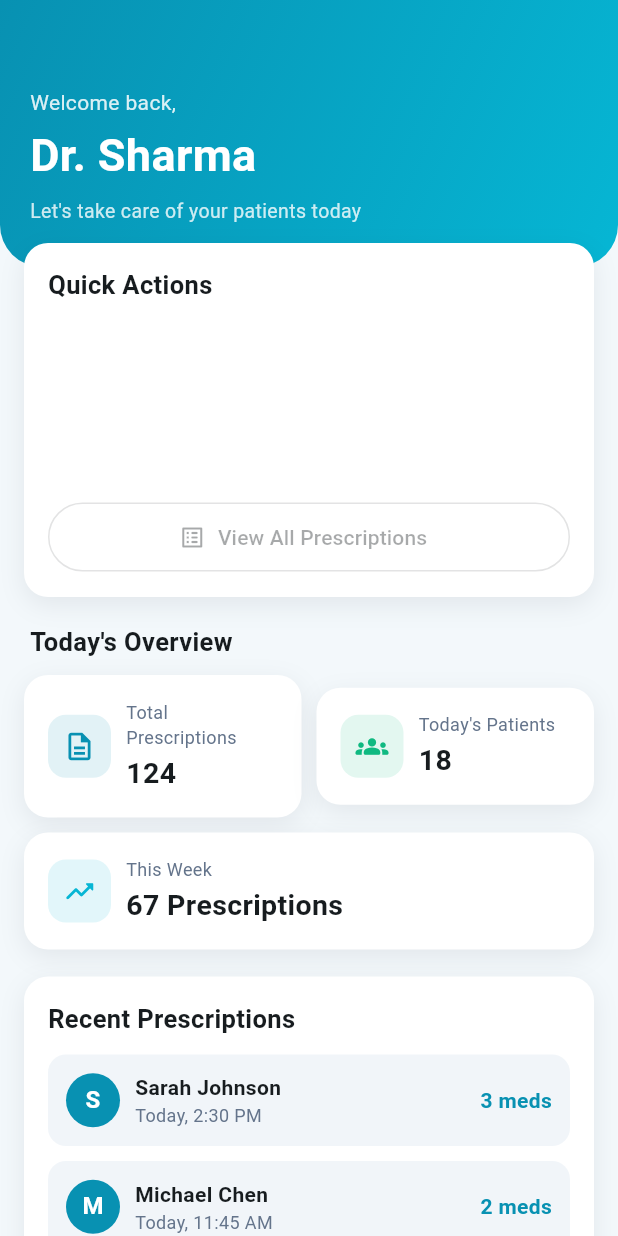
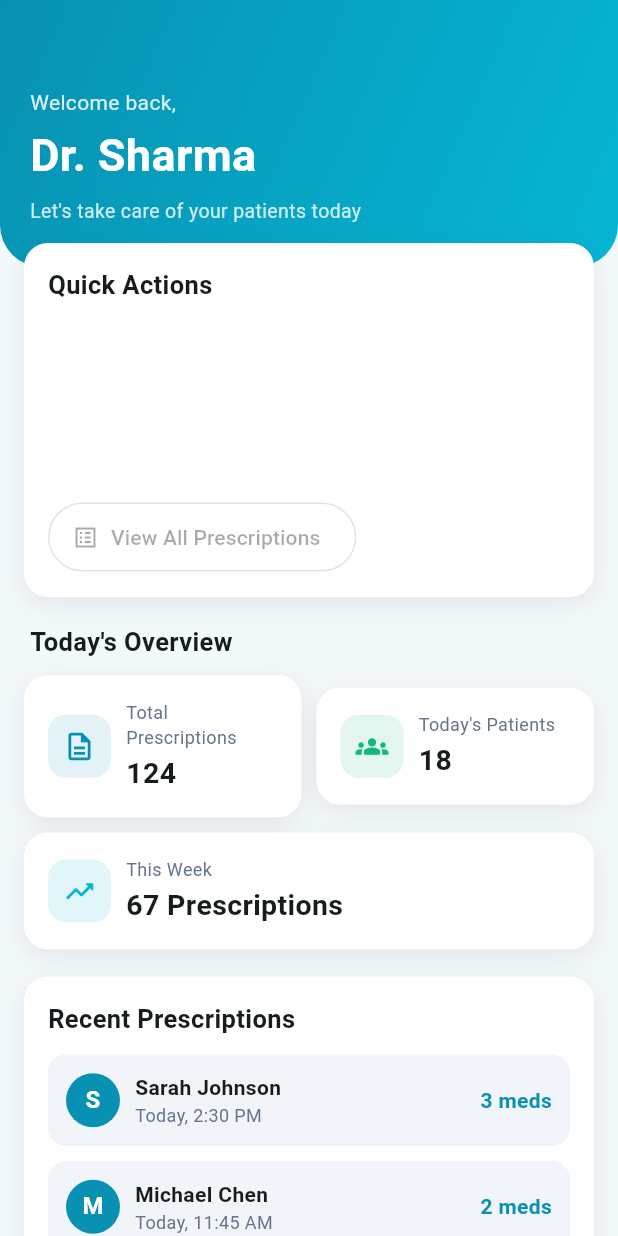
Before and after one commit to paramshinde/MedCad, a Flutter app: the DoctorSearchScreen screen opened by its route, on a phone screen of 412 x 824 dp. Run offline on Flutter 3.47's test engine with Material 3 defaults, Android fonts, the phone set to English and light mode, and no system bars; our stand-ins replace cloud_firestore, firebase_auth, firebase_core, flutter_local_notifications, flutter_typeahead, qr_flutter and 1 more; missing offline and left inert: mobile_scanner; accounts and stored records are empty; generated files the repository leaves out were written again; Roboto replaces fonts that are missing (Poppins).

Commit message:
Fix: Resolve web hit-test/render assertions from invalid button constraints

```diff
--- a/lib/main.dart
+++ b/lib/main.dart
@@ -82,7 +82,7 @@ class MedCodeApp extends StatelessWidget {
             shape: RoundedRectangleBorder(
               borderRadius: BorderRadius.circular(12),
             ),
-            minimumSize: const Size(double.infinity, 48),
+            minimumSize: const Size(0, 48),
           ),
         ),
       ),
--- a/lib/screens/doctor_create.dart
+++ b/lib/screens/doctor_create.dart
@@ -204,7 +204,7 @@ class _DoctorCreateScreenState extends State<DoctorCreateScreen> {
                       style: ElevatedButton.styleFrom(
                         backgroundColor: const Color(0xFF0891B2),
                         foregroundColor: Colors.white,
-                        minimumSize: const Size(double.infinity, 48),
+                        minimumSize: const Size(0, 48),
                         shape: RoundedRectangleBorder(
                           borderRadius: BorderRadius.circular(12),
                         ),
@@ -261,7 +261,7 @@ class _DoctorCreateScreenState extends State<DoctorCreateScreen> {
                 style: ElevatedButton.styleFrom(
                   backgroundColor: const Color(0xFF0891B2),
                   foregroundColor: Colors.white,
-                  minimumSize: const Size(double.infinity, 52),
+                  minimumSize: const Size(0, 52),
                   shape: RoundedRectangleBorder(
                     borderRadius: BorderRadius.circular(12),
                   ),
--- a/lib/screens/doctor_search.dart
+++ b/lib/screens/doctor_search.dart
@@ -95,8 +95,7 @@ class DoctorSearchScreen extends StatelessWidget {
                             icon: Icon(Icons.list_alt_rounded),
                             label: Text('View All Prescriptions'),
                             style: ButtonStyle(
-                              minimumSize: WidgetStatePropertyAll(
-                                  Size(double.infinity, 46)),
+                              minimumSize: WidgetStatePropertyAll(Size(0, 46)),
                             ),
                           ),
                         ],
```
